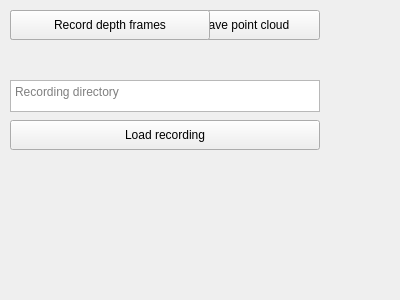
Qt form src/hololens_point_cloud_control_gui/resource/ControlGui.ui (FabianB98/RosHololens2CatkinWs) before a commit.
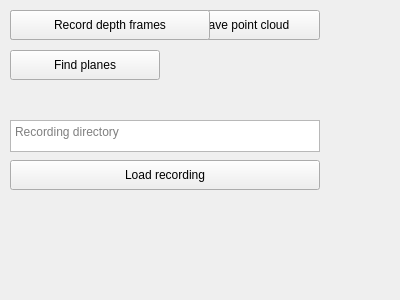
The same form after that commit.

Commit message: Started implementing a way of finding planes in the point cloud.

What changed in the file:
```diff
--- a/src/hololens_point_cloud_control_gui/resource/ControlGui.ui
+++ b/src/hololens_point_cloud_control_gui/resource/ControlGui.ui
@@ -39,6 +39,19 @@
     <string>Save point cloud</string>
    </property>
   </widget>
+  <widget class="QPushButton" name="find_planes_button">
+   <property name="geometry">
+    <rect>
+     <x>10</x>
+     <y>50</y>
+     <width>150</width>
+     <height>30</height>
+    </rect>
+   </property>
+   <property name="text">
+    <string>Find planes</string>
+   </property>
+  </widget>
   <widget class="QPushButton" name="record_button">
    <property name="geometry">
     <rect>
@@ -56,7 +69,7 @@
    <property name="geometry">
     <rect>
      <x>10</x>
-     <y>80</y>
+     <y>120</y>
      <width>310</width>
      <height>32</height>
     </rect>
@@ -69,7 +82,7 @@
    <property name="geometry">
     <rect>
      <x>10</x>
-     <y>120</y>
+     <y>160</y>
      <width>310</width>
      <height>30</height>
     </rect>
```
The commit also changes 8 other files.
